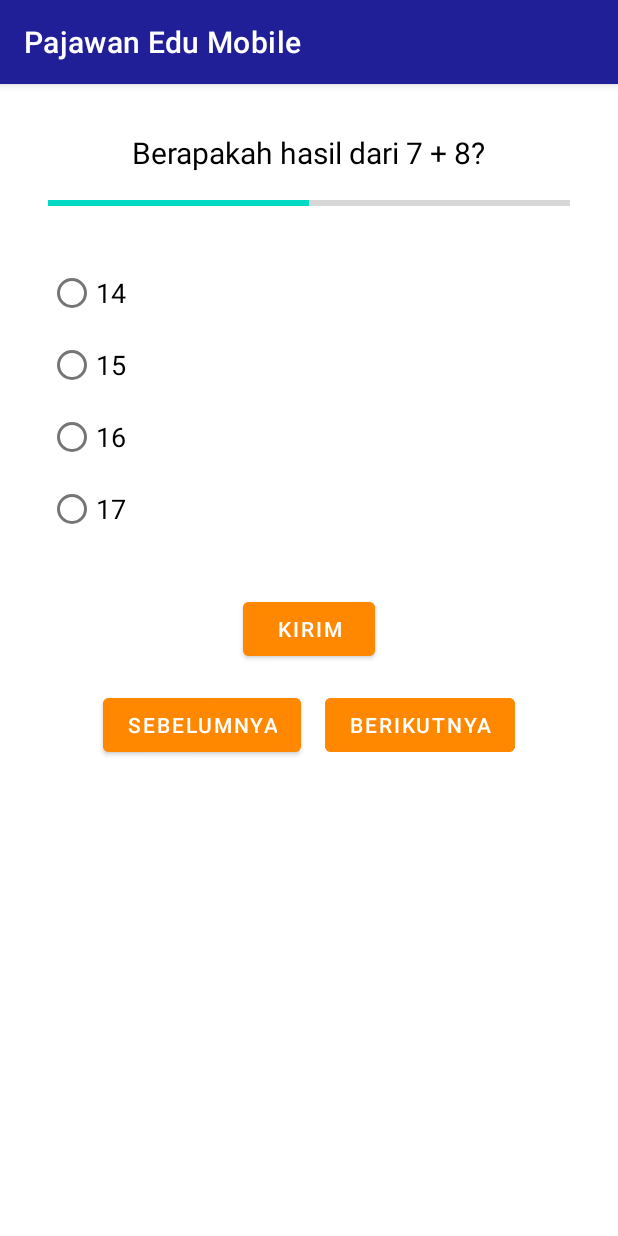
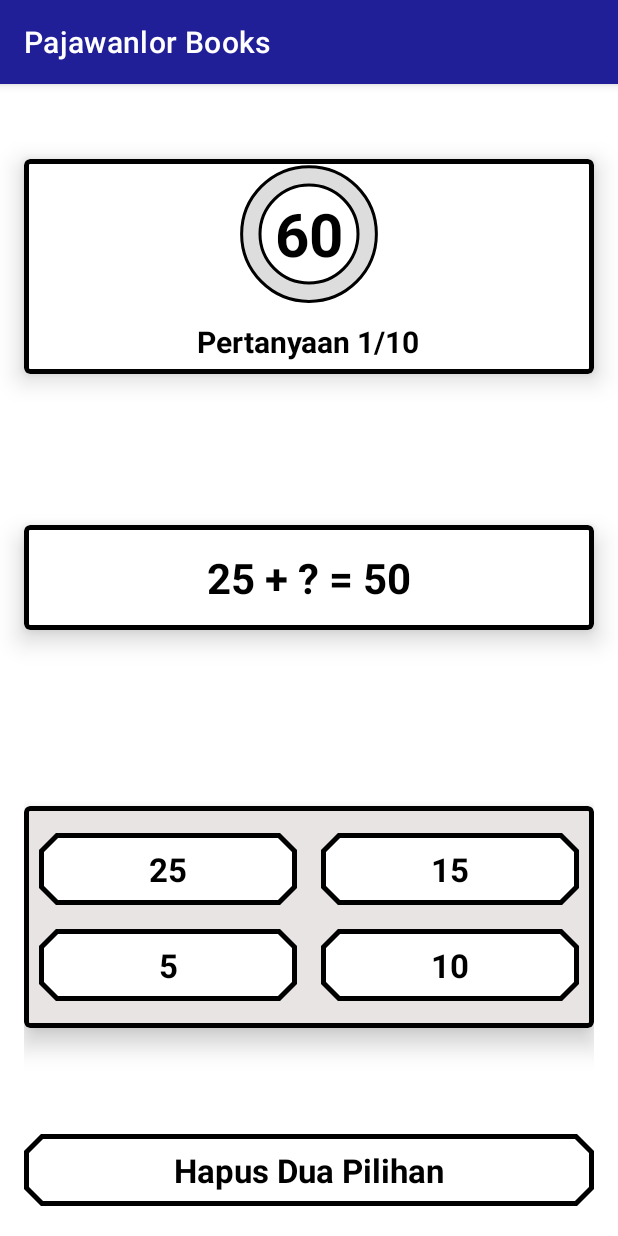
Before and after one commit to Wira07/PajawanEdu-Mobile, an Android app: the QuizMathActivity screen opened directly, with no data from a screen before it, on a phone screen of 412 x 824 dp. Run offline under Robolectric (Android 15) with nearby library versions, the phone set to English and light mode, and no system bars.

Commit message:
update file

```diff
--- a/app/src/main/java/com/wira_fkom/pajawanedumobile/MainActivity.kt
+++ b/app/src/main/java/com/wira_fkom/pajawanedumobile/MainActivity.kt
@@ -7,7 +7,6 @@ import com.wira_fkom.pajawanedumobile.databinding.ActivityMainBinding
 import com.wira_fkom.pajawanedumobile.modul.IPAActivity
 import com.wira_fkom.pajawanedumobile.modul.IPSActivity
 import com.wira_fkom.pajawanedumobile.modul.MatematikaActivity
-//import com.wira_fkom.pajawanedumobile.quiz.QuizActivity
 
 class MainActivity : AppCompatActivity() {
 
@@ -18,7 +17,7 @@ class MainActivity : AppCompatActivity() {
         binding = ActivityMainBinding.inflate(layoutInflater)
         setContentView(binding.root)
 
-        title = "Smart Pajawan"
+        title = "Pajawanlor Books"
 
         setupBottomNavigation()
 
--- a/app/src/main/java/com/wira_fkom/pajawanedumobile/QuizActivity.kt
+++ b/app/src/main/java/com/wira_fkom/pajawanedumobile/QuizActivity.kt
@@ -29,6 +29,8 @@ class QuizActivity : AppCompatActivity(), ExpertiseAdapter.OnItemClickListener {
 
         expertiseAdapter = ExpertiseAdapter(expertises, this)
 
+        title = "Pajawanlor Books"
+
         binding.recyclerView.apply {
             layoutManager = LinearLayoutManager(this@QuizActivity)
             adapter = expertiseAdapter
@@ -41,7 +43,7 @@ class QuizActivity : AppCompatActivity(), ExpertiseAdapter.OnItemClickListener {
 
     override fun onItemClick(expertise: String) {
         val intent = when (expertise) {
-            "Matematika" -> Intent(this, LevelMathActivity::class.java)
+            "Matematika" -> Intent(this, QuizMathActivity::class.java)
             "IPA" -> Intent(this, QuizIPAActivity::class.java)
             "IPS" -> Intent(this, QuizIPSActivity::class.java)
             else -> null
--- /dev/null
+++ b/app/src/main/java/com/wira_fkom/pajawanedumobile/data/Question.kt
@@ -0,0 +1,7 @@
+package com.wira_fkom.pajawanedumobile.data
+
+data class Question(
+    val questionText: String,
+    val options: List<String>,
+    val correctAnswerIndex: Int
+)
--- a/app/src/main/java/com/wira_fkom/pajawanedumobile/quiz/QuizMathActivity.kt
+++ b/app/src/main/java/com/wira_fkom/pajawanedumobile/quiz/QuizMathActivity.kt
@@ -1,136 +1,105 @@
 package com.wira_fkom.pajawanedumobile.quiz
 
-import android.content.Intent
 import android.os.Bundle
-import android.view.View
-import android.widget.RadioButton
+import android.widget.Toast
+import androidx.appcompat.app.AlertDialog
 import androidx.appcompat.app.AppCompatActivity
-import com.wira_fkom.pajawanedumobile.MainActivity
+import com.wira_fkom.pajawanedumobile.data.Question
 import com.wira_fkom.pajawanedumobile.databinding.ActivityQuizMathBinding
+
 class QuizMathActivity : AppCompatActivity() {
     private lateinit var binding: ActivityQuizMathBinding
 
+    // Daftar pertanyaan
     private val questions = listOf(
-        "Berapakah hasil dari 7 + 8?",
-        "Berapakah hasil dari 9 - 3?",
-        "Berapakah hasil dari 6 x 6?",
-        "Berapakah hasil dari 12 / 4?",
-        "Berapakah hasil dari 5 + 9?",
-        "Berapakah hasil dari 10 - 7?",
-        "Berapakah hasil dari 8 x 7?",
-        "Berapakah hasil dari 15 / 3?",
-        "Berapakah hasil dari 4 + 6?",
-        "Berapakah hasil dari 9 - 4?"
+        Question("25 + ? = 50", listOf("25", "15", "5", "10"), 0),
+        Question("10 + 5 = ?", listOf("10", "15", "20", "25"), 1),
+        Question("7 - 3 = ?", listOf("4", "5", "3", "2"), 0),
+        Question("5 * 3 = ?", listOf("15", "10", "20", "8"), 0),
+        Question("9 / 3 = ?", listOf("1", "2", "3", "4"), 2),
+        Question("12 - 8 = ?", listOf("2", "4", "6", "8"), 1),
+        Question("6 + 7 = ?", listOf("11", "12", "13", "14"), 2),
+        Question("14 / 2 = ?", listOf("5", "6", "7", "8"), 2),
+        Question("8 * 2 = ?", listOf("14", "16", "18", "20"), 1),
+        Question("18 - 5 = ?", listOf("12", "13", "14", "15"), 1)
+        // Tambahkan lebih banyak pertanyaan sesuai kebutuhan
     )
-    private val options = listOf(
-        listOf("14", "15", "16", "17"),
-        listOf("5", "6", "7", "8"),
-        listOf("35", "36", "37", "38"),
-        listOf("2", "3", "4", "5"),
-        listOf("12", "13", "14", "15"),
-        listOf("2", "3", "4", "5"),
-        listOf("54", "55", "56", "57"),
-        listOf("4", "5", "6", "7"),
-        listOf("8", "9", "10", "11"),
-        listOf("4", "5", "6", "7")
-    )
-    private val correctAnswers = listOf(1, 0, 1, 2, 3, 1, 2, 0, 1, 2) // Corrected answer indices
+
     private var currentQuestionIndex = 0
-    private var isAnswerCorrect = false
-    private var score = 0
+    private var correctAnswers = 0
 
     override fun onCreate(savedInstanceState: Bundle?) {
         super.onCreate(savedInstanceState)
         binding = ActivityQuizMathBinding.inflate(layoutInflater)
         setContentView(binding.root)
 
-        loadQuestion()
+        loadQuestion(currentQuestionIndex)
 
-        binding.submitButton.setOnClickListener {
-            checkAnswer()
-        }
+        title = "Pajawanlor Books"
 
-        binding.nextButton.setOnClickListener {
-            nextQuestion()
-        }
+        binding.firstOptionBtn.setOnClickListener { checkAnswer(0) }
+        binding.secondOptionBtn.setOnClickListener { checkAnswer(1) }
+        binding.thirdOptionBtn.setOnClickListener { checkAnswer(2) }
+        binding.fourthOptionBtn.setOnClickListener { checkAnswer(3) }
 
-        binding.previousButton.setOnClickListener {
-            previousQuestion()
-        }
-
-        binding.homeButton.setOnClickListener {
-            backToHome()
+        binding.twoOptionRemoveBtn.setOnClickListener {
+            // Contoh menghapus dua opsi yang salah (implementasikan logika sesuai kebutuhan)
+            Toast.makeText(this, "Dua opsi yang salah telah dihapus", Toast.LENGTH_SHORT).show()
         }
     }
 
-    private fun loadQuestion() {
-        val currentQuestion = questions[currentQuestionIndex]
-        val currentOptions = options[currentQuestionIndex]
+    private fun loadQuestion(index: Int) {
+        if (index >= questions.size) {
+            showResults()
+            return
+        }
 
-        binding.questionText.text = currentQuestion
-        binding.answer1.text = currentOptions[0]
-        binding.answer2.text = currentOptions[1]
-        binding.answer3.text = currentOptions[2]
-        binding.answer4.text = currentOptions[3]
-
-        binding.answerGroup.clearCheck()
-        binding.resultText.text = ""
-        binding.nextButton.isEnabled = false
-        isAnswerCorrect = false
-        binding.homeButton.visibility = View.GONE
+        val question = questions[index]
+        binding.questionTxt.text = question.questionText
+        binding.firstOptionBtn.text = question.options[0]
+        binding.secondOptionBtn.text = question.options[1]
+        binding.thirdOptionBtn.text = question.options[2]
+        binding.fourthOptionBtn.text = question.options[3]
+        binding.noOfQuestionTxt.text = "Pertanyaan ${index + 1}/${questions.size}"
     }
 
-    private fun checkAnswer() {
-        val selectedId = binding.answerGroup.checkedRadioButtonId
-        if (selectedId != -1) {
-            val selectedAnswer = findViewById<RadioButton>(selectedId)
-            val selectedIndex = binding.answerGroup.indexOfChild(selectedAnswer)
-            if (selectedIndex == correctAnswers[currentQuestionIndex]) {
-                binding.resultText.text = "Benar!"
-                binding.nextButton.isEnabled = true
-                isAnswerCorrect = true
-                score++
-            } else {
-                binding.resultText.text = "Salah. Jawaban yang benar adalah ${options[currentQuestionIndex][correctAnswers[currentQuestionIndex]]}."
-            }
+    private fun checkAnswer(selectedIndex: Int) {
+        val question = questions[currentQuestionIndex]
+        if (selectedIndex == question.correctAnswerIndex) {
+            correctAnswers++
+            showAlert("Benar!", "Jawaban Anda benar.")
         } else {
-            binding.resultText.text = "Silakan pilih jawaban."
+            showAlert("Salah!", "Jawaban yang benar adalah: ${question.options[question.correctAnswerIndex]}")
+        }
+
+        currentQuestionIndex++
+        if (currentQuestionIndex < questions.size) {
+            loadQuestion(currentQuestionIndex)
+        } else {
+            showResults()
         }
     }
 
-    private fun nextQuestion() {
-        if (isAnswerCorrect) {
-            if (currentQuestionIndex < questions.size - 1) {
-                currentQuestionIndex++
-                loadQuestion()
-            } else {
-                showFinalScore()
+    private fun showAlert(title: String, message: String) {
+        AlertDialog.Builder(this)
+            .setTitle(title)
+            .setMessage(message)
+            .setPositiveButton("OK") { dialog, _ ->
+                dialog.dismiss()
             }
-        } else {
-            binding.resultText.text = "Jawaban belum benar, coba lagi!"
-        }
+            .show()
     }
 
-    private fun previousQuestion() {
-        if (currentQuestionIndex > 0) {
-            currentQuestionIndex--
-            loadQuestion()
-        }
-    }
-
-    private fun showFinalScore() {
-        binding.questionText.text = "Quiz Selesai!"
-        binding.answerGroup.visibility = View.GONE
-        binding.submitButton.visibility = View.GONE
-        binding.nextButton.visibility = View.GONE
-        binding.previousButton.visibility = View.GONE
-        binding.resultText.text = "Skor Anda: $score dari ${questions.size}"
-        binding.homeButton.visibility = View.VISIBLE
-    }
-
-    private fun backToHome() {
-        val intent = Intent(this, MainActivity::class.java)
-        startActivity(intent)
-        finish() // Optional: Finish the current activity to prevent back navigation
+    private fun showResults() {
+        // Tampilkan hasil kepada pengguna
+        val scoreMessage = "Anda menjawab $correctAnswers dari ${questions.size} pertanyaan dengan benar!"
+        AlertDialog.Builder(this)
+            .setTitle("Hasil Quiz")
+            .setMessage(scoreMessage)
+            .setPositiveButton("OK") { dialog, _ ->
+                dialog.dismiss()
+                // Opsional: navigasikan kembali ke layar utama atau reset kuis
+            }
+            .show()
     }
 }
--- /dev/null
+++ b/app/src/main/res/drawable/circle_progressbar.xml
@@ -0,0 +1,26 @@
+<?xml version="1.0" encoding="utf-8"?>
+<layer-list xmlns:android="http://schemas.android.com/apk/res/android">
+    <item>
+        <shape
+            android:shape="ring"
+            android:thicknessRatio="8"
+            android:useLevel="false">
+            <solid android:color="#DDDDDD" />
+            <stroke
+                android:width="2dp"
+                android:color="@color/black" />
+        </shape>
+    </item>
+    <item>
+        <rotate
+            android:fromDegrees="270"
+            android:toDegrees="270">
+            <shape
+                android:shape="ring"
+                android:thicknessRatio="8"
+                android:useLevel="true">
+                <solid android:color="@color/black" />
+            </shape>
+        </rotate>
+    </item>
+</layer-list>
--- a/app/src/main/res/layout/activity_quiz_math.xml
+++ b/app/src/main/res/layout/activity_quiz_math.xml
@@ -6,129 +6,194 @@
     android:layout_height="match_parent"
     tools:context=".quiz.QuizMathActivity">
 
-    <!-- Pertanyaan -->
-    <TextView
-        android:id="@+id/questionText"
-        android:layout_width="wrap_content"
-        android:layout_height="wrap_content"
-        android:layout_centerHorizontal="true"
-        android:layout_marginTop="32dp"
-        android:text="Berapakah hasil dari 7 + 8?"
-        android:textSize="20sp"
-        android:textColor="@android:color/black" />
+    <LinearLayout
+        android:layout_width="match_parent"
+        android:layout_height="match_parent"
+        android:layout_above="@id/twoOptionRemoveBtn"
+        android:layout_centerInParent="true"
+        android:orientation="vertical"
+        android:weightSum="3">
 
-    <!-- Waktu -->
-    <ProgressBar
-        android:id="@+id/progressBar"
-        style="?android:attr/progressBarStyleHorizontal"
-        android:layout_width="match_parent"
-        android:layout_height="8dp"
-        android:layout_below="@id/questionText"
-        android:layout_marginTop="16dp"
-        android:layout_marginHorizontal="32dp"
-        android:progress="50" />
-
-    <!-- Opsi Jawaban -->
-    <RadioGroup
-        android:id="@+id/answerGroup"
-        android:layout_width="match_parent"
-        android:layout_height="wrap_content"
-        android:layout_below="@id/progressBar"
-        android:layout_marginTop="32dp"
-        android:layout_marginHorizontal="32dp"
-        android:orientation="vertical">
-
-        <RadioButton
-            android:id="@+id/answer1"
+        <LinearLayout
             android:layout_width="match_parent"
             android:layout_height="wrap_content"
-            android:text="A. 14"
-            android:textSize="18sp" />
+            android:layout_weight="1"
+            android:gravity="center">
 
-        <RadioButton
-            android:id="@+id/answer2"
+            <com.google.android.material.card.MaterialCardView
+                style="@style/CardViewStyle"
+                android:layout_width="match_parent"
+                android:layout_height="wrap_content"
+                android:layout_marginHorizontal="16dp"
+                android:backgroundTint="@color/white"
+                app:cardElevation="10dp"
+                app:strokeColor="@color/black"
+                app:strokeWidth="3dp">
+
+                <RelativeLayout
+                    android:layout_width="match_parent"
+                    android:layout_height="wrap_content">
+
+                    <ProgressBar
+                        android:id="@+id/circularProgressBar"
+                        android:layout_width="100dp"
+                        android:layout_height="100dp"
+                        android:layout_alignParentTop="true"
+                        android:layout_centerHorizontal="true"
+                        android:indeterminateOnly="false"
+                        android:progressDrawable="@drawable/circle_progressbar" />
+
+                    <TextView
+                        android:id="@+id/timeTxt"
+                        android:layout_width="wrap_content"
+                        android:layout_height="wrap_content"
+                        android:layout_alignStart="@id/circularProgressBar"
+                        android:layout_alignTop="@id/circularProgressBar"
+                        android:layout_alignEnd="@id/circularProgressBar"
+                        android:layout_alignBottom="@id/circularProgressBar"
+                        android:gravity="center"
+                        android:text="60"
+                        android:textColor="@color/black"
+                        android:textSize="40sp"
+                        android:textStyle="bold" />
+
+                    <TextView
+                        android:id="@+id/noOfQuestionTxt"
+                        android:layout_width="wrap_content"
+                        android:layout_height="wrap_content"
+                        android:layout_below="@id/circularProgressBar"
+                        android:layout_centerHorizontal="true"
+                        android:layout_marginVertical="8dp"
+                        android:text="Pertanyaan 1/10"
+                        android:textColor="@color/black"
+                        android:textSize="20sp"
+                        android:textStyle="bold" />
+
+                </RelativeLayout>
+            </com.google.android.material.card.MaterialCardView>
+        </LinearLayout>
+
+        <LinearLayout
             android:layout_width="match_parent"
             android:layout_height="wrap_content"
-            android:text="B. 15"
-            android:textSize="18sp" />
+            android:layout_weight="1"
+            android:gravity="center">
 
-        <RadioButton
-            android:id="@+id/answer3"
+            <com.google.android.material.card.MaterialCardView
+                style="@style/CardViewStyle"
+                android:layout_width="match_parent"
+                android:layout_height="wrap_content"
+                android:layout_marginHorizontal="16dp"
+                android:backgroundTint="@color/white"
+                app:cardElevation="10dp"
+                app:strokeColor="@color/black"
+                app:strokeWidth="3dp">
+
+                <TextView
+                    android:id="@+id/questionTxt"
+                    android:layout_width="match_parent"
+                    android:layout_height="wrap_content"
+                    android:layout_margin="16dp"
+                    android:text="25 + ? = 50"
+                    android:textAlignment="center"
+                    android:textColor="@color/black"
+                    android:textSize="28sp"
+                    android:textStyle="bold" />
+
+            </com.google.android.material.card.MaterialCardView>
+        </LinearLayout>
+
+        <LinearLayout
             android:layout_width="match_parent"
             android:layout_height="wrap_content"
-            android:text="C. 16"
-            android:textSize="18sp" />
+            android:layout_margin="16dp"
+            android:layout_weight="1"
+            android:gravity="center">
 
-        <RadioButton
-            android:id="@+id/answer4"
-            android:layout_width="match_parent"
-            android:layout_height="wrap_content"
-            android:text="D. 17"
-            android:textSize="18sp" />
-    </RadioGroup>
+            <com.google.android.material.card.MaterialCardView
+                style="@style/CardViewStyle"
+                android:layout_width="match_parent"
+                android:layout_height="wrap_content"
+                android:backgroundTint="#E8E4E4"
+                app:cardElevation="10dp"
+                app:strokeColor="@color/black"
+                app:strokeWidth="3dp">
 
-    <!-- Tombol Submit -->
-    <Button
-        android:id="@+id/submitButton"
-        android:layout_width="wrap_content"
-        android:layout_height="wrap_content"
-        android:layout_below="@id/answerGroup"
-        android:layout_marginTop="32dp"
-        android:layout_centerHorizontal="true"
-        android:text="Kirim"
-        android:backgroundTint="@android:color/holo_orange_dark"
-        android:textColor="@android:color/white" />
+                <LinearLayout
+                    android:layout_width="match_parent"
+                    android:layout_height="wrap_content"
+                    android:layout_gravity="center"
+                    android:layout_margin="10dp"
+                    android:orientation="vertical">
 
-    <!-- Tombol Next dan Previous -->
-    <LinearLayout
-        android:layout_width="match_parent"
-        android:layout_height="wrap_content"
-        android:layout_below="@id/submitButton"
-        android:orientation="horizontal"
-        android:gravity="center"
-        android:layout_marginTop="16dp">
+                    <LinearLayout
+                        android:layout_width="match_parent"
+                        android:layout_height="wrap_content"
+                        android:orientation="horizontal">
 
-        <Button
-            android:id="@+id/previousButton"
-            android:layout_width="wrap_content"
-            android:layout_height="wrap_content"
-            android:text="Sebelumnya"
-            android:layout_marginEnd="16dp"
-            android:backgroundTint="@android:color/holo_orange_dark"
-            android:textColor="@android:color/white" />
+                        <Button
+                            android:id="@+id/firstOptionBtn"
+                            style="@style/Widget.App.Button.Outline"
+                            android:layout_width="match_parent"
+                            android:layout_height="?actionBarSize"
+                            android:layout_marginVertical="4dp"
+                            android:layout_marginEnd="8dp"
+                            android:layout_weight="1"
+                            android:text="25" />
 
-        <Button
-            android:id="@+id/nextButton"
-            android:layout_width="wrap_content"
-            android:layout_height="wrap_content"
-            android:text="Berikutnya"
-            android:backgroundTint="@android:color/holo_orange_dark"
-            android:textColor="@android:color/white" />
+                        <Button
+                            android:id="@+id/secondOptionBtn"
+                            style="@style/Widget.App.Button.Outline"
+                            android:layout_width="match_parent"
+                            android:layout_height="?actionBarSize"
+                            android:layout_marginVertical="4dp"
+                            android:layout_marginStart="8dp"
+                            android:layout_weight="1"
+                            android:text="15" />
+                    </LinearLayout>
+
+                    <LinearLayout
+                        android:layout_width="match_parent"
+                        android:layout_height="wrap_content"
+                        android:orientation="horizontal">
+
+                        <Button
+                            android:id="@+id/thirdOptionBtn"
+                            style="@style/Widget.App.Button.Outline"
+                            android:layout_width="match_parent"
+                            android:layout_height="?actionBarSize"
+                            android:layout_marginVertical="4dp"
+                            android:layout_marginEnd="8dp"
+                            android:layout_weight="1"
+                            android:text="5" />
+
+                        <Button
+                            android:id="@+id/fourthOptionBtn"
+                            style="@style/Widget.App.Button.Outline"
+                            android:layout_width="match_parent"
+                            android:layout_height="?actionBarSize"
+                            android:layout_marginVertical="4dp"
+                            android:layout_marginStart="8dp"
+                            android:layout_weight="1"
+                            android:text="10" />
+                    </LinearLayout>
+                </LinearLayout>
+
+            </com.google.android.material.card.MaterialCardView>
+
+        </LinearLayout>
+
     </LinearLayout>
 
-    <!-- Hasil Jawaban -->
-    <TextView
-        android:id="@+id/resultText"
-        android:layout_width="wrap_content"
-        android:layout_height="wrap_content"
-        android:layout_below="@id/nextButton"
+    <Button
+        android:id="@+id/twoOptionRemoveBtn"
+        style="@style/Widget.App.Button.Outline"
+        android:layout_width="match_parent"
+        android:layout_height="?actionBarSize"
+        android:layout_alignParentBottom="true"
         android:layout_centerHorizontal="true"
-        android:layout_marginTop="16dp"
-        android:text=""
-        android:textSize="18sp"
-        android:textColor="@android:color/black" />
-
-    <!-- Tombol Kembali ke Home -->
-    <Button
-        android:id="@+id/homeButton"
-        android:layout_width="wrap_content"
-        android:layout_height="wrap_content"
-        android:layout_below="@id/resultText"
-        android:layout_centerHorizontal="true"
-        android:layout_marginTop="66dp"
-        android:text="Kembali ke Home"
-        android:visibility="gone"
-        android:backgroundTint="@android:color/holo_orange_dark"
-        android:textColor="@android:color/white" />
+        android:layout_marginHorizontal="16dp"
+        android:layout_marginBottom="16dp"
+        android:text="Hapus Dua Pilihan" />
 
 </RelativeLayout>
--- a/app/src/main/res/values/themes.xml
+++ b/app/src/main/res/values/themes.xml
@@ -39,6 +39,16 @@
         <item name="cardBackgroundColor">@color/white</item>
     </style>
 
+    <style name="Widget.App.Button.Outline" parent="Widget.Material3.Button.OutlinedButton">
+        <item name="shapeAppearance">@style/CutShape</item>
+        <item name="android:textColor">@color/black</item>
+        <item name="android:textSize">22sp</item>
+        <item name="android:textStyle">bold</item>
+        <item name="backgroundTint">@color/white</item>
+        <item name="strokeColor">@color/black</item>
+        <item name="strokeWidth">3dp</item>
+    </style>
+
 <!--    &lt;!&ndash; res/values/styles.xml &ndash;&gt;-->
 <!--    <style name="ToolbarTheme" parent="ThemeOverlay.AppCompat.Dark.ActionBar">-->
 <!--        <item name="android:background">@color/primaryColor</item>-->
```
